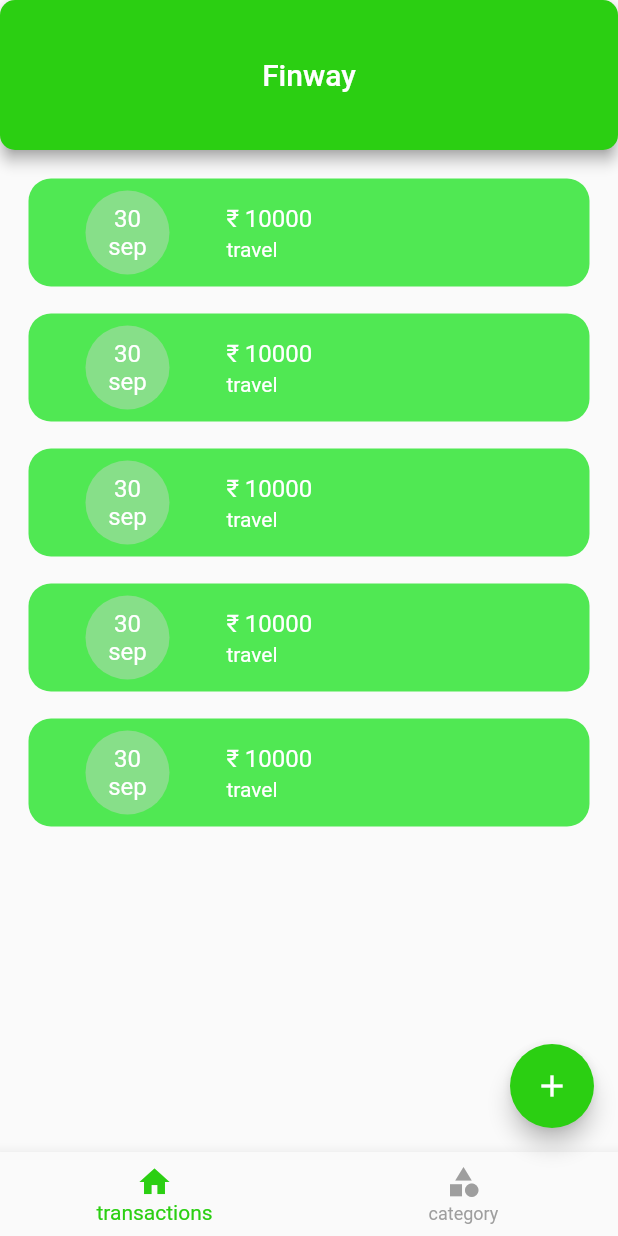
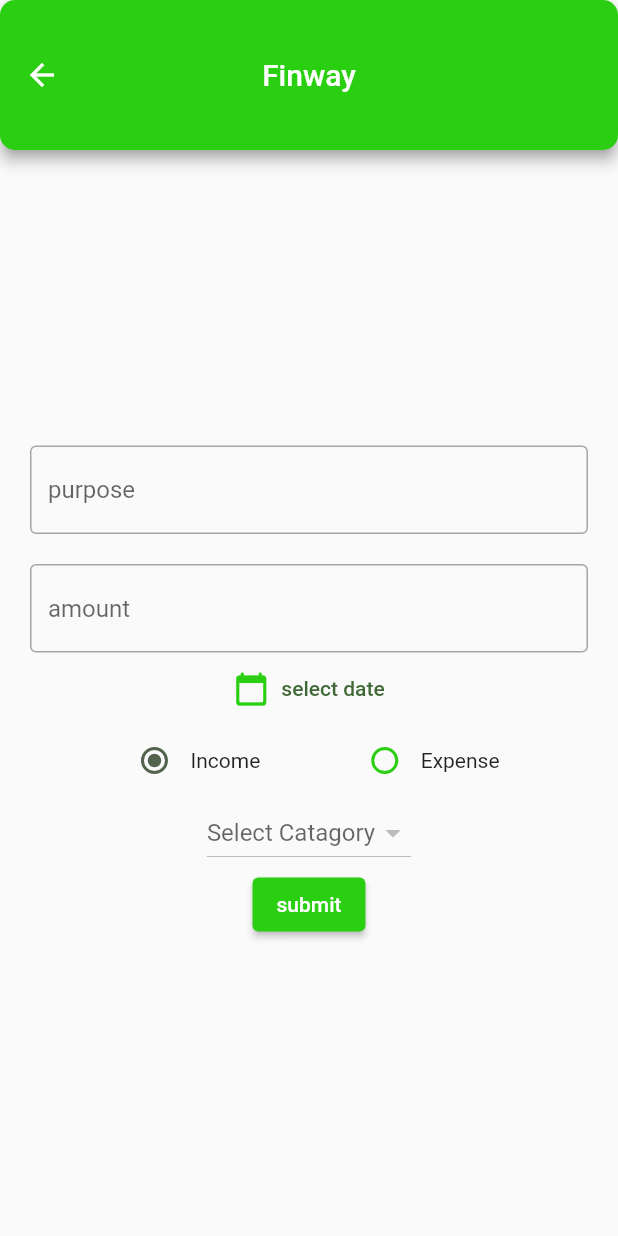
Before and after one commit to adarshh-s/personal_money_management_app, a Flutter app: the screen it shows after launch, after a tap on the "add" icon, on a phone screen of 412 x 824 dp. Run offline on Flutter 3.47's test engine with Material 2 defaults, Android fonts, the phone set to English and light mode, and no system bars; our stand-ins replace hive_flutter; accounts and stored records are empty.

Commit message:
intial  UI completed for add icon from the transaction window

```diff
--- a/lib/home/screen_home.dart
+++ b/lib/home/screen_home.dart
@@ -2,6 +2,7 @@
 import 'package:personal_money_managment_app/categories/catagory_add%20_popup.dart';
 import 'package:personal_money_managment_app/categories/screen_category.dart';
 import 'package:personal_money_managment_app/home/widgets/bottomnavigation.dart';
+import 'package:personal_money_managment_app/home/widgets/transaction/screen_add_transaction.dart';
 import 'package:personal_money_managment_app/transactions/screen_transaction.dart';
 
 class ScreenHome extends StatelessWidget {
@@ -33,6 +34,7 @@
         onPressed: () {
           if (getValueNotifier.value == 0) {
             print("add transaction");
+            Navigator.of(context).pushNamed(ScreenAddTransaction.routeName);
           } else {
             print("add category");
             showCatageoryAddPopup(context);
--- /dev/null
+++ b/lib/home/widgets/transaction/screen_add_transaction.dart
@@ -0,0 +1,138 @@
+import 'package:flutter/material.dart';
+import 'package:personal_money_managment_app/db/category/category_db.dart';
+import 'package:personal_money_managment_app/model/category_model.dart';
+
+class ScreenAddTransaction extends StatefulWidget {
+  static const routeName = 'add-transaction';
+  const ScreenAddTransaction({super.key});
+
+  @override
+  State<ScreenAddTransaction> createState() => _ScreenAddTransactionState();
+}
+
+class _ScreenAddTransactionState extends State<ScreenAddTransaction> {
+  DateTime? _selectedDate;
+  CategoryType? _selectedCategoryType;
+  CategoryModel? _selectedCategoryModel;
+  @override
+  Widget build(BuildContext context) {
+    return Scaffold(
+      appBar: AppBar(
+        title: const Text("Finway"),
+        backgroundColor: const Color.fromARGB(255, 43, 207, 18),
+        centerTitle: true,
+        toolbarHeight: 100,
+        shadowColor: Colors.grey,
+        surfaceTintColor: Colors.grey,
+        shape: RoundedRectangleBorder(borderRadius: BorderRadius.circular(10)),
+      ),
+      body: SafeArea(
+          child: Padding(
+        padding: const EdgeInsets.all(20.0),
+        child: Column(
+          mainAxisAlignment: MainAxisAlignment.center,
+          children: [
+            //purpose
+            TextFormField(
+              keyboardType: TextInputType.text,
+              decoration: const InputDecoration(
+                  border: OutlineInputBorder(), hintText: "purpose"),
+            ),
+            const SizedBox(
+              height: 20,
+            ),
+            //amount
+            TextFormField(
+              keyboardType: TextInputType.number,
+              decoration: const InputDecoration(
+                  border: OutlineInputBorder(), hintText: "amount"),
+            ),
+            //calendar
+            TextButton.icon(
+                style: ButtonStyle(
+                    iconColor: MaterialStateColor.resolveWith((states) {
+                  return const Color.fromARGB(255, 43, 207, 18);
+                })),
+                onPressed: () async {
+                  final selectedDateTemp = await showDatePicker(
+                      context: context,
+                      initialDate: DateTime.now(),
+                      firstDate:
+                          DateTime.now().subtract(const Duration(days: 30)),
+                      lastDate: DateTime.now());
+                  if (selectedDateTemp == null) {
+                    return;
+                  } else {
+                    print(_selectedDate.toString());
+                  }
+                  setState(() {
+                    _selectedDate = selectedDateTemp;
+                  });
+                },
+                icon: const Icon(Icons.calendar_today_rounded),
+                label: Text(
+                  _selectedDate == null
+                      ? "select date"
+                      : _selectedDate.toString(),
+                  selectionColor: const Color.fromARGB(255, 43, 207, 18),
+                )),
+            //income or expense radio buttons
+            Row(
+              mainAxisAlignment: MainAxisAlignment.spaceEvenly,
+              children: [
+                Row(
+                  children: [
+                    Radio(
+                        value: CategoryType.income,
+                        groupValue: CategoryType.income,
+                        onChanged: (newValue) {}),
+                    const Text(
+                      "Income",
+                      selectionColor: Color.fromARGB(255, 43, 207, 18),
+                    )
+                  ],
+                ),
+                Row(
+                  children: [
+                    Radio(
+                        fillColor: MaterialStateColor.resolveWith((states) {
+                          return const Color.fromARGB(255, 43, 207, 18);
+                        }),
+                        hoverColor: const Color.fromARGB(255, 43, 207, 18),
+                        value: CategoryType.expense,
+                        groupValue: CategoryType.income,
+                        onChanged: (newValue) {}),
+                    const Text(
+                      "Expense",
+                      selectionColor: Color.fromARGB(255, 43, 207, 18),
+                    )
+                  ],
+                ),
+              ],
+            ),
+            //catagory type
+
+            DropdownButton(
+                hint: const Text("Select Catagory"),
+                items: CategoryDb().expenseCategoryListListener.value.map((e) {
+                  return DropdownMenuItem(
+                    value: e.id,
+                    child: Text(e.name),
+                  );
+                }).toList(),
+                onChanged: (selectedValue) {}),
+            ElevatedButton(
+              onPressed: () {},
+              style: ButtonStyle(
+                backgroundColor: MaterialStateColor.resolveWith((states) {
+                  return const Color.fromARGB(255, 43, 207, 18);
+                }),
+              ),
+              child: const Text("submit"),
+            )
+          ],
+        ),
+      )),
+    );
+  }
+}
--- a/lib/main.dart
+++ b/lib/main.dart
@@ -1,6 +1,7 @@
 import 'package:flutter/material.dart';
 import 'package:hive_flutter/adapters.dart';
 import 'package:personal_money_managment_app/home/screen_home.dart';
+import 'package:personal_money_managment_app/home/widgets/transaction/screen_add_transaction.dart';
 import 'package:personal_money_managment_app/model/category_model.dart';
 
 Future<void> main() async {
@@ -25,7 +26,10 @@
       theme: ThemeData(
           colorScheme: ColorScheme.fromSeed(
               seedColor: const Color.fromARGB(255, 12, 252, 20))),
-      home: ScreenHome(),
+      home: const ScreenHome(),
+      routes: {
+        ScreenAddTransaction.routeName: (ctx) => const ScreenAddTransaction(),
+      },
     );
   }
 }
```
